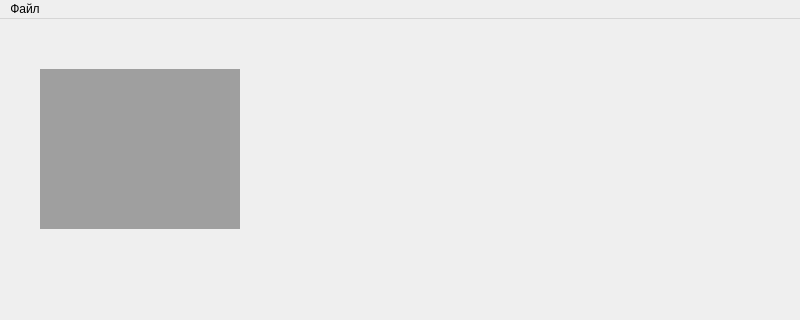
The window that MainWindow.ui (Stasandrey/znak) describes before a commit, drawn with Qt 5; both pictures show x 0 to 800 and y 0 to 320 of the 800 by 600 pixel window.
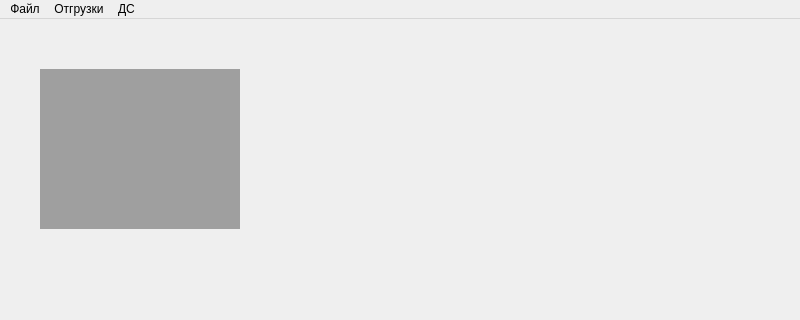
The same window after the commit.

Diff of the .ui file:
```diff
--- a/MainWindow.ui
+++ b/MainWindow.ui
@@ -58,7 +58,21 @@
     <addaction name="actConsole"/>
     <addaction name="actExit"/>
    </widget>
+   <widget class="QMenu" name="menu_4">
+    <property name="title">
+     <string>Отгрузки</string>
+    </property>
+    <addaction name="actNewOtgruska"/>
+    <addaction name="actChangeOtgruzka"/>
+   </widget>
+   <widget class="QMenu" name="menu_5">
+    <property name="title">
+     <string>ДС</string>
+    </property>
+   </widget>
    <addaction name="menu"/>
+   <addaction name="menu_4"/>
+   <addaction name="menu_5"/>
   </widget>
   <action name="actExit">
    <property name="text">
```
Left out of the diff: 16 changed lines with no effect on the pictures.
